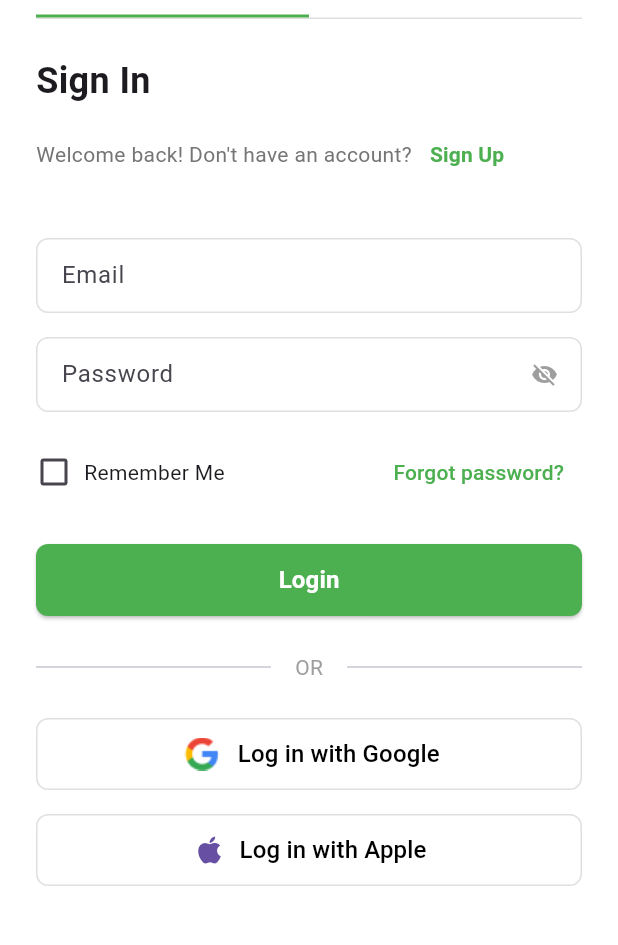
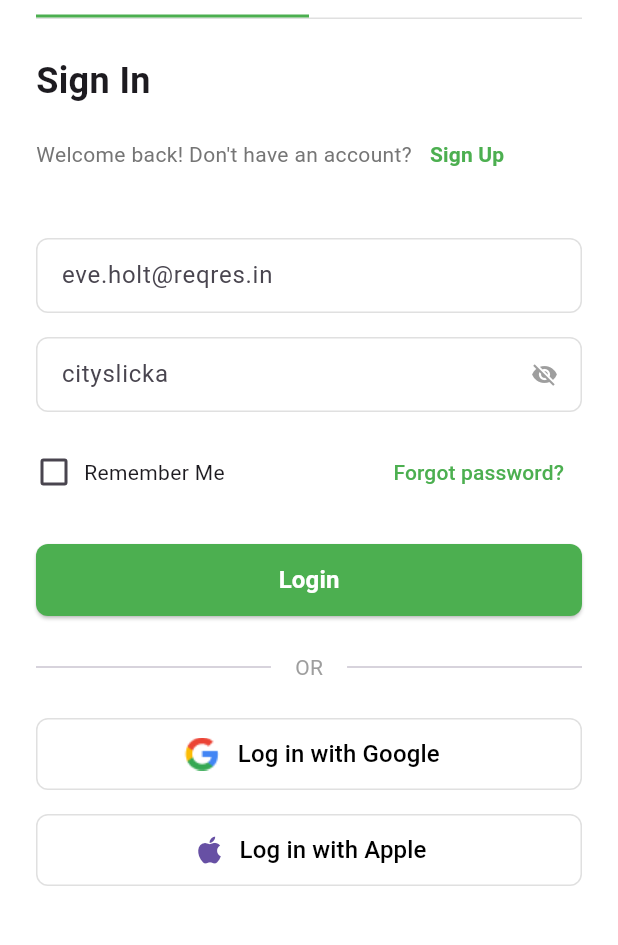
Before and after one commit to tranquocdong1/clothing-store1, a Flutter app: the screen it shows after launch, after a tap on "Log In", on a phone screen of 412 x 824 dp, the part 71-1016 px from its top. Run offline on Flutter 3.47's test engine with Material 3 defaults, Android fonts, the phone set to English and light mode, and no system bars.

Commit message:
hinttext login

```diff
--- a/lib/views/login_screen.dart
+++ b/lib/views/login_screen.dart
@@ -148,7 +148,7 @@ class _LoginScreenState extends State<LoginScreen> {
                     child: TextFormField(
                       controller: emailController,
                       decoration: InputDecoration(
-                        hintText: 'Email',
+                        hintText: 'eve.holt@reqres.in',
                         contentPadding: EdgeInsets.symmetric(horizontal: 16),
                         border: InputBorder.none,
                       ),
@@ -177,7 +177,7 @@ class _LoginScreenState extends State<LoginScreen> {
                       controller: passwordController,
                       obscureText: !_passwordVisible,
                       decoration: InputDecoration(
-                        hintText: 'Password',
+                        hintText: 'cityslicka',
                         hintStyle: TextStyle(
                             fontSize: 16), // Điều chỉnh kích thước hint nếu cần
                         contentPadding: EdgeInsets.symmetric(horizontal: 16),
```
